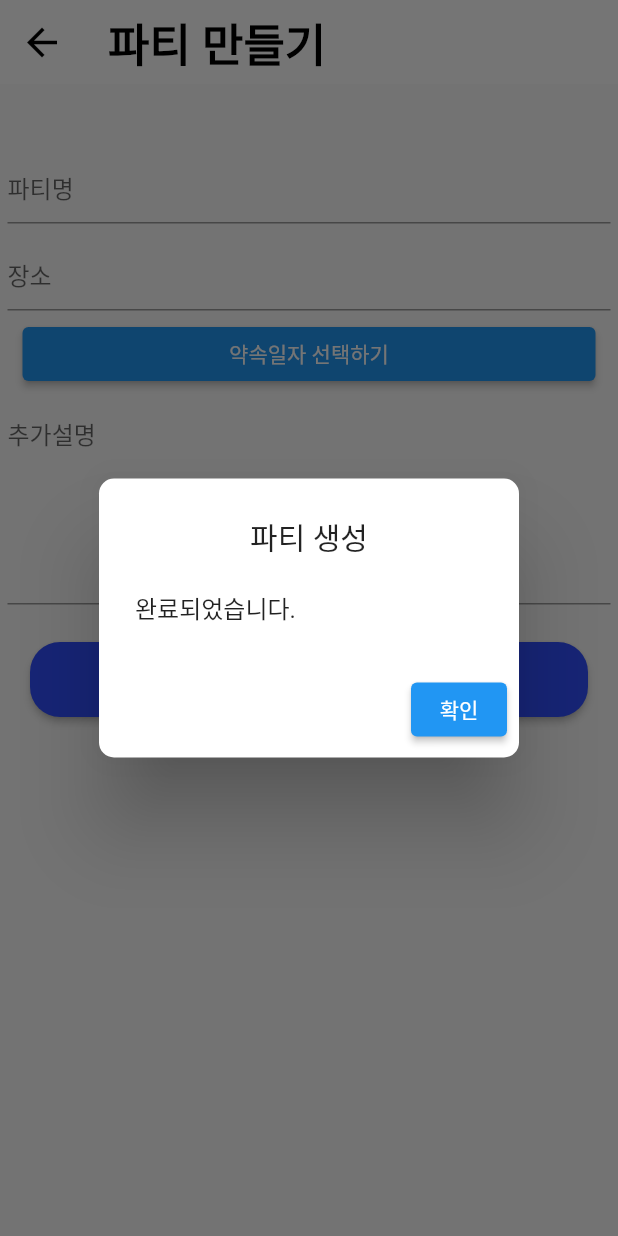
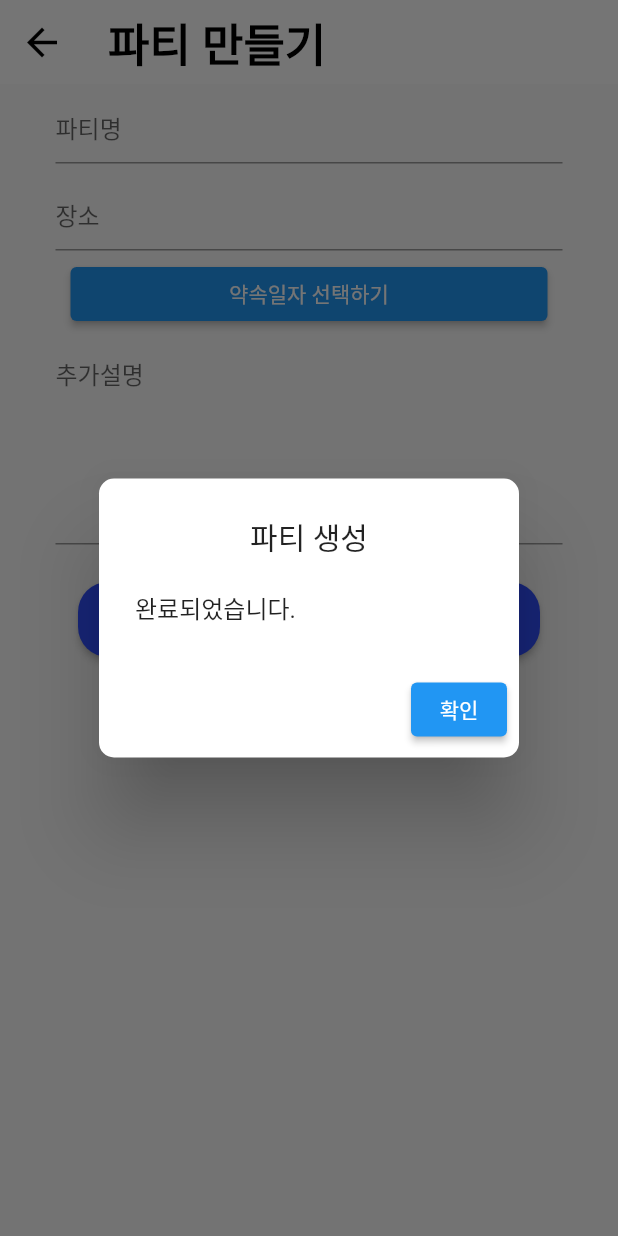
Before and after one commit to Dawon00/snack-party, a Flutter app: the AddPartyScreen screen opened directly, after a tap on "완료", on a phone screen of 412 x 824 dp. Run offline on Flutter 3.47's test engine with Material 2 defaults, Android fonts, the light colour scheme and no system bars; our stand-ins replace cloud_firestore, firebase_auth, firebase_core; accounts and stored records are empty; network calls fail.

Commit message:
FIX - 스타일 수정 및 코드 정리

```diff
--- a/lib/screen/add_party_screen.dart
+++ b/lib/screen/add_party_screen.dart
@@ -2,8 +2,6 @@ import 'package:cloud_firestore/cloud_firestore.dart';
 import 'package:firebase_auth/firebase_auth.dart';
 import 'package:flutter/material.dart';
 import 'package:intl/intl.dart';
-import 'package:snackparty/model/party.dart';
-import 'package:snackparty/screen/home_screen.dart';
 import 'package:snackparty/widget/bar_button.dart';
 import 'package:snackparty/widget/input_field.dart';
 
@@ -76,7 +74,7 @@ class _AddPartyScreenState extends State<AddPartyScreen> {
     // CollectionReference party = FirebaseFirestore.instance.collection('party');
     return Scaffold(
       appBar: AppBar(
-        iconTheme: IconThemeData(
+        iconTheme: const IconThemeData(
           color: Colors.black,
           size: 30,
         ),
@@ -88,10 +86,12 @@ class _AddPartyScreenState extends State<AddPartyScreen> {
               color: Colors.black, fontSize: 30, fontWeight: FontWeight.bold),
         ),
       ),
-      body: Column(
+      body: Container(
+        padding: const EdgeInsets.symmetric(horizontal: 32),
+        width: double.infinity,
+        child: Column(
           crossAxisAlignment: CrossAxisAlignment.center,
           children: <Widget>[
-          Padding(padding: EdgeInsets.all(20)),
             Expanded(
                 child: SingleChildScrollView(
               child: Column(
@@ -143,13 +143,13 @@ class _AddPartyScreenState extends State<AddPartyScreen> {
                   ),
                   Container(
                     width: double.infinity,
-                  padding: EdgeInsets.all(20),
+                    padding: const EdgeInsets.all(20),
                     child: BarButton(
                         child: const Text('완료',
                             style: TextStyle(
                                 fontSize: 15, fontWeight: FontWeight.bold)),
                         onPressed: () {
-                        final docParty = firestore.collection('party').doc();
+                          // final docParty = firestore.collection('party').doc();
 
                           final partytitle = controllerPartyTitle.text;
                           final datetime = dateTime;
@@ -172,7 +172,8 @@ class _AddPartyScreenState extends State<AddPartyScreen> {
                               builder: (BuildContext context) {
                                 return AlertDialog(
                                   shape: RoundedRectangleBorder(
-                                    borderRadius: BorderRadius.circular(10.0)),
+                                      borderRadius:
+                                          BorderRadius.circular(10.0)),
                                   //Dialog Main Title
                                   title: Column(
                                     children: const <Widget>[
@@ -182,7 +183,8 @@ class _AddPartyScreenState extends State<AddPartyScreen> {
                                   //
                                   content: Column(
                                     mainAxisSize: MainAxisSize.min,
-                                  crossAxisAlignment: CrossAxisAlignment.start,
+                                    crossAxisAlignment:
+                                        CrossAxisAlignment.start,
                                     children: const <Widget>[
                                       Text(
                                         "완료되었습니다.",
@@ -206,6 +208,7 @@ class _AddPartyScreenState extends State<AddPartyScreen> {
               ),
             ))
           ],
+        ),
       ),
     );
   }
```
Lines whose indentation alone changed are shown as unchanged.
